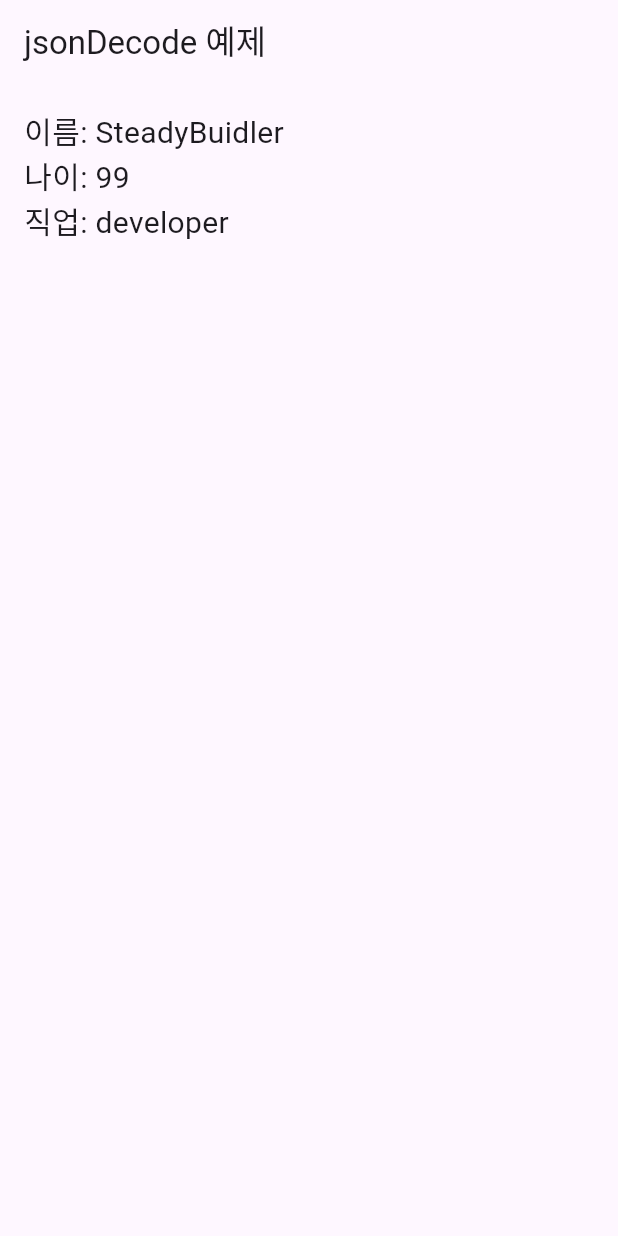
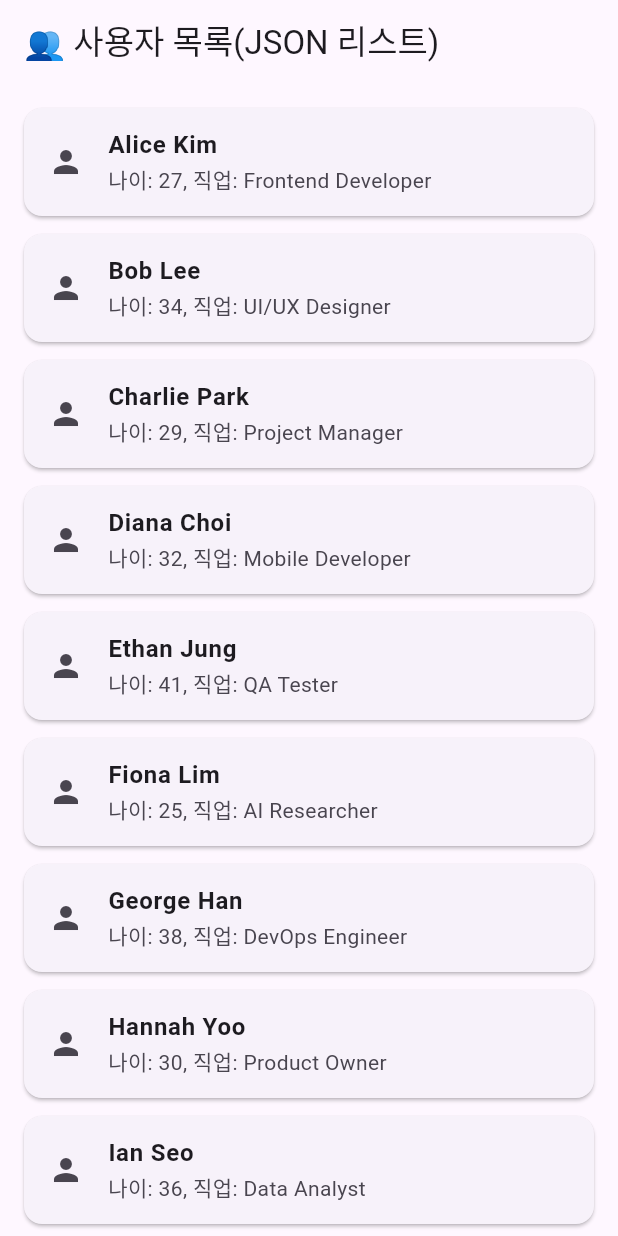
Before and after one commit to SteadyBuilder/tester, a Flutter app: the screen it shows after launch, on a phone screen of 412 x 824 dp. Run offline on Flutter 3.47's test engine with Material 3 defaults, Android fonts, the phone set to English and light mode, and no system bars.

Commit message:
json master

```diff
--- a/lib/main.dart
+++ b/lib/main.dart
@@ -1,34 +1,55 @@
+import 'dart:convert';
 import 'package:flutter/material.dart';
-import 'dart:convert';
 
 void main() {
   runApp(const MaterialApp(
-    home: JsonDecodeExample(),
+    home: JsonListViewExample(),
   ));
 }
 
-class JsonDecodeExample extends StatelessWidget {
-  const JsonDecodeExample({super.key});
+class JsonListViewExample extends StatelessWidget {
+  const JsonListViewExample({super.key});
 
   @override
   Widget build(BuildContext context) {
-    const jsonString =
-        '{"name": "SteadyBuidler", "age": 99, "job": "developer"}';
+    // JSON 형식의 문자열: 사용자 10명의 정보
+    const jsonString = '''
+	[
+	  {"name": "Alice Kim", "age": 27, "job": "Frontend Developer"},
+	  {"name": "Bob Lee", "age": 34, "job": "UI/UX Designer"},
+	  {"name": "Charlie Park", "age": 29, "job": "Project Manager"},
+	  {"name": "Diana Choi", "age": 32, "job": "Mobile Developer"},
+	  {"name": "Ethan Jung", "age": 41, "job": "QA Tester"},
+	  {"name": "Fiona Lim", "age": 25, "job": "AI Researcher"},
+	  {"name": "George Han", "age": 38, "job": "DevOps Engineer"},
+	  {"name": "Hannah Yoo", "age": 30, "job": "Product Owner"},
+	  {"name": "Ian Seo", "age": 36, "job": "Data Analyst"},
+	  {"name": "Julia Kang", "age": 28, "job": "Fullstack Developer"}
+	]
+	''';
 
-    final Map<String, dynamic> userMap = jsonDecode(jsonString);
-
-    final name = userMap['name'];
-    final age = userMap['age'];
-    final job = userMap['job'];
+    // 문자열을 List<Map<String, dynamic>> 형태로 변환
+    final List<dynamic> userList = jsonDecode(jsonString);
 
     return Scaffold(
-      appBar: AppBar(title: const Text("jsonDecode 예제")),
-      body: Padding(
+      appBar: AppBar(title: const Text('👥 사용자 목록(JSON 리스트)')),
+      body: ListView(
         padding: const EdgeInsets.all(16.0),
-        child: Text(
-          '이름: $name\n나이: $age\n직업: $job',
-          style: const TextStyle(fontSize: 20),
-        ),
+        children: userList.map<Widget>((user) {
+          final name = user['name'];
+          final age = user['age'];
+          final job = user['job'];
+
+          return Card(
+            margin: const EdgeInsets.only(bottom: 12),
+            child: ListTile(
+              leading: const Icon(Icons.person),
+              title: Text(name,
+                  style: const TextStyle(fontWeight: FontWeight.bold)),
+              subtitle: Text('나이: $age, 직업: $job'),
+            ),
+          );
+        }).toList(),
       ),
     );
   }
```
